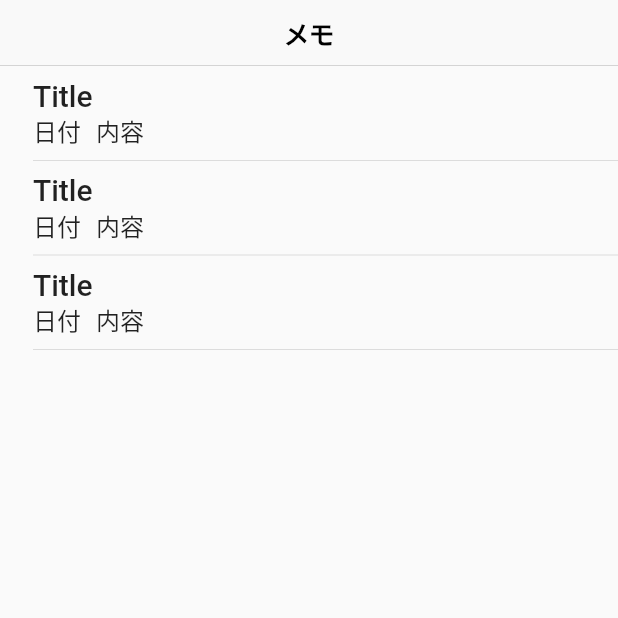
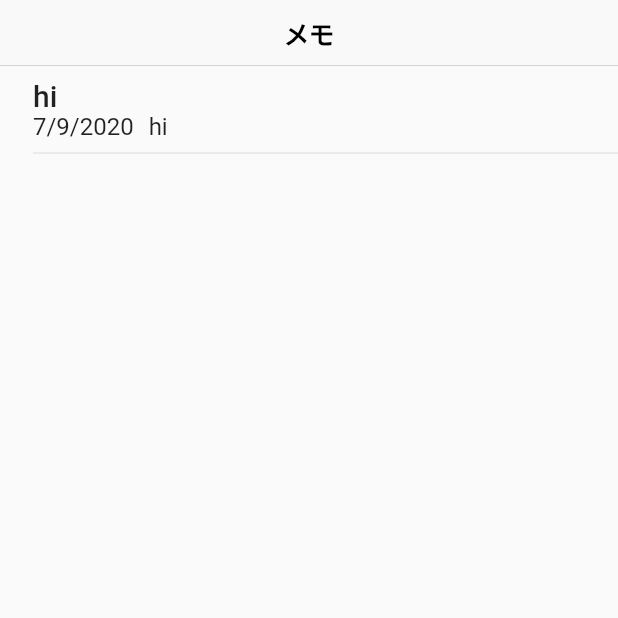
Before and after one commit to ryohey/flutter_memo, a Flutter app: the screen it shows after launch, on a phone screen of 412 x 824 dp, the top half of it. Run offline on Flutter 3.47's test engine with Material 2 defaults, Android fonts, the phone set to English and light mode, and no system bars.

Commit message:
Add NoteModel

```diff
--- a/lib/main.dart
+++ b/lib/main.dart
@@ -1,9 +1,13 @@
 import 'package:flutter/cupertino.dart';
 import 'package:flutter/material.dart';
 import 'package:myapp/note_list_route.dart';
+import 'package:provider/provider.dart';
+
+import 'note_model.dart';
 
 void main() {
-  runApp(MyApp());
+  runApp(
+      ChangeNotifierProvider(create: (context) => NoteModel(), child: MyApp()));
 }
 
 class MyApp extends StatelessWidget {
--- a/lib/note_cell.dart
+++ b/lib/note_cell.dart
@@ -1,16 +1,27 @@
 import 'package:flutter/cupertino.dart';
 import 'package:flutter/material.dart';
+import 'package:intl/intl.dart';
 
 import 'note_detail_route.dart';
+import 'note_model.dart';
+
+extension NoteExtensions on Note {
+  get title => text.split("\n").first;
+  get dateString => DateFormat.yMd().format(createdAt);
+}
 
 class NoteCell extends StatelessWidget {
+  final Note note;
+
+  NoteCell(this.note);
+
   @override
   Widget build(BuildContext context) {
     return InkWell(
         onTap: () {
           Navigator.push(
             context,
-            MaterialPageRoute(builder: (context) => NoteDetailRoute()),
+            MaterialPageRoute(builder: (context) => NoteDetailRoute(note)),
           );
         },
         child: Padding(
@@ -22,19 +33,19 @@ class NoteCell extends StatelessWidget {
                       crossAxisAlignment: CrossAxisAlignment.start,
                       children: [
                         Text(
-                          'Title',
+                          note.title,
                           style: Theme.of(context).textTheme.headline6,
                         ),
                         Row(
                           children: [
                             Text(
-                              '日付',
+                              note.dateString,
                               style: Theme.of(context).textTheme.subtitle1,
                             ),
                             Padding(
                               padding: EdgeInsets.only(left: 10),
                               child: Text(
-                                '内容',
+                                note.text,
                                 style: Theme.of(context).textTheme.subtitle1,
                               ),
                             ),
--- a/lib/note_list_route.dart
+++ b/lib/note_list_route.dart
@@ -1,5 +1,7 @@
 import 'package:flutter/cupertino.dart';
 import 'package:flutter/material.dart';
+import 'package:myapp/note_model.dart';
+import 'package:provider/provider.dart';
 
 import 'note_cell.dart';
 
@@ -10,12 +12,11 @@ class NoteListRoute extends StatelessWidget {
       appBar: CupertinoNavigationBar(
         middle: Text("メモ"),
       ),
-      body: Center(
-        child: Column(
-          mainAxisAlignment: MainAxisAlignment.start,
-          children: <Widget>[NoteCell(), NoteCell(), NoteCell()],
-        ),
-      ),
+      body: Consumer<NoteModel>(builder: (context, noteModel, child) {
+        final cells = noteModel.notes.map((e) => NoteCell(e)).toList();
+        return Column(
+            mainAxisAlignment: MainAxisAlignment.start, children: cells);
+      }),
     );
   }
 }
--- /dev/null
+++ b/lib/note_model.dart
@@ -0,0 +1,31 @@
+import 'dart:collection';
+
+import 'package:flutter/material.dart';
+
+class Note {
+  final int id;
+  final String text;
+  final DateTime createdAt = DateTime.now();
+
+  Note(this.id, this.text);
+}
+
+class NoteModel extends ChangeNotifier {
+  final List<Note> _notes = [Note(0, "hi")];
+
+  UnmodifiableListView<Note> get notes => UnmodifiableListView(_notes);
+
+  void add(Note note) {
+    _notes.add(note);
+    notifyListeners();
+  }
+
+  void remove(int id) {
+    _notes.removeWhere((note) => note.id == id);
+  }
+
+  void update(int id, String text) {
+    remove(id);
+    add(Note(id, text));
+  }
+}
--- a/pubspec.yaml
+++ b/pubspec.yaml
@@ -28,6 +28,9 @@ dependencies:
   # The following adds the Cupertino Icons font to your application.
   # Use with the CupertinoIcons class for iOS style icons.
   cupertino_icons: ^0.1.3
+
+  provider: ^4.3.0
+  intl: ^0.16.1
 
 dev_dependencies:
   flutter_test:
```
Also changed, not shown: lib/note_detail_route.dart (+30 -4 lines), pubspec.lock.
